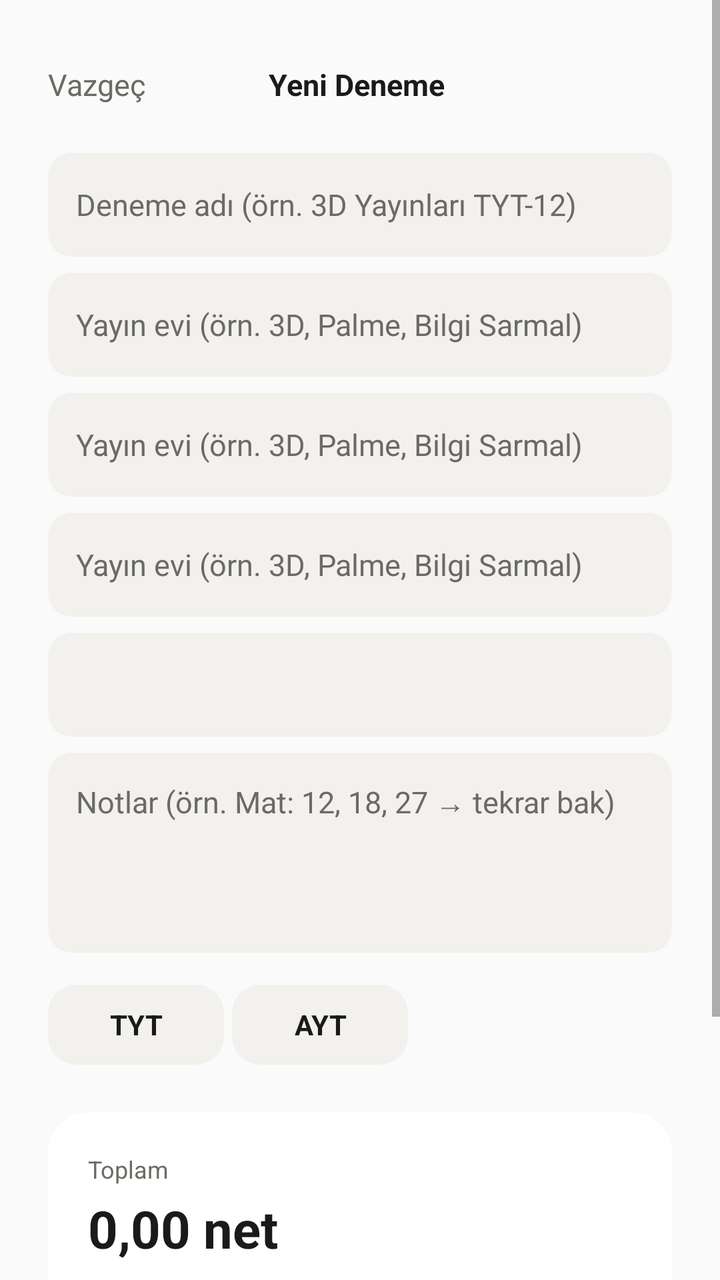
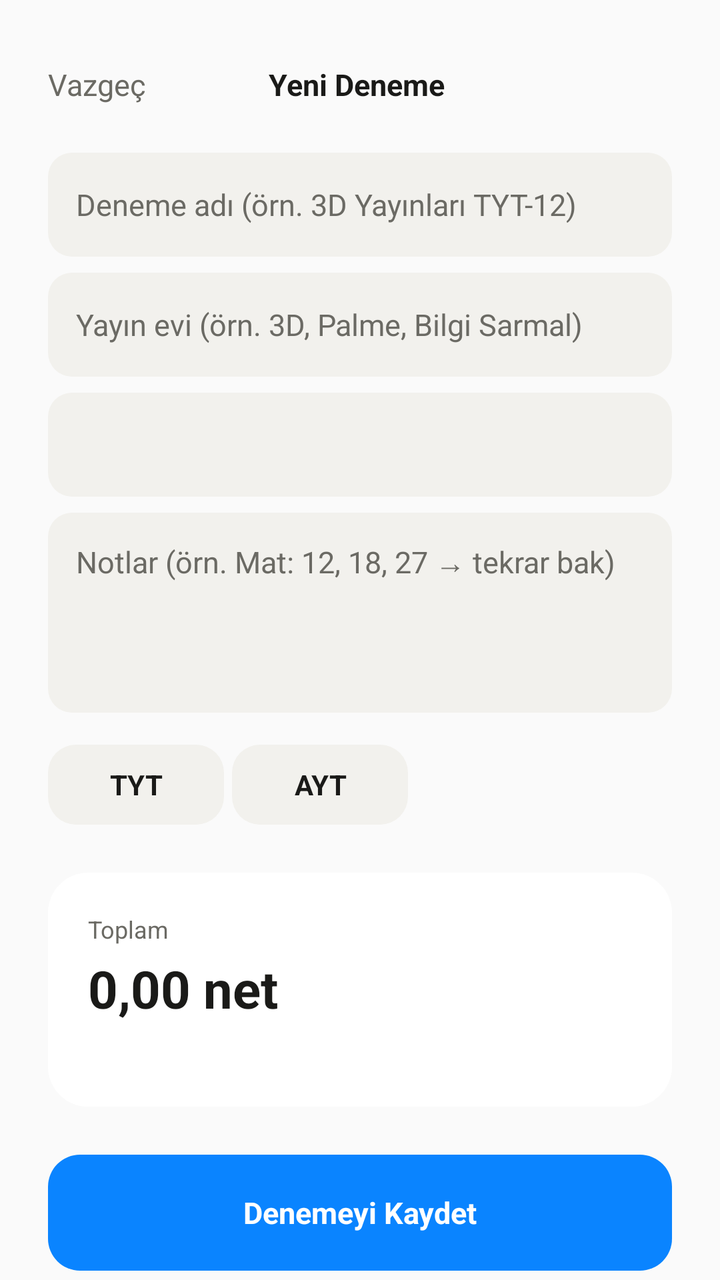

Compare the two renders of this Android layout. The source of the first and the diff that turns it into the second are given below.
<!-- AndroidManifest.xml: application theme Theme.YksTakip -->
<!-- res/layout/fragment_new_exam.xml -->
<?xml version="1.0" encoding="utf-8"?>
<ScrollView xmlns:android="http://schemas.android.com/apk/res/android"
    android:layout_width="match_parent"
    android:layout_height="match_parent"
    android:background="@color/background"
    android:clipToPadding="false"
    android:paddingBottom="40dp">

    <LinearLayout
        android:layout_width="match_parent"
        android:layout_height="wrap_content"
        android:orientation="vertical"
        android:paddingHorizontal="@dimen/space_l"
        android:paddingTop="@dimen/space_xl">

        <LinearLayout
            android:layout_width="match_parent"
            android:layout_height="wrap_content"
            android:orientation="horizontal"
            android:gravity="center_vertical">

            <TextView
                android:id="@+id/btnCancel"
                android:layout_width="wrap_content"
                android:layout_height="wrap_content"
                android:text="Vazgeç"
                android:textColor="@color/on_surface_secondary"
                android:textSize="@dimen/text_body"
                android:clickable="true" android:focusable="true" />

            <View android:layout_width="0dp" android:layout_height="1dp" android:layout_weight="1" />

            <TextView
                android:id="@+id/tvScreenTitle"
                android:layout_width="wrap_content"
                android:layout_height="wrap_content"
                android:text="Yeni Deneme"
                android:textStyle="bold"
                android:textSize="@dimen/text_body"
                android:textColor="@color/on_background" />

            <View android:layout_width="0dp" android:layout_height="1dp" android:layout_weight="1" />
            <View android:layout_width="52dp" android:layout_height="1dp" />
        </LinearLayout>

        <EditText
            android:id="@+id/etTitle"
            android:layout_width="match_parent"
            android:layout_height="52dp"
            android:layout_marginTop="@dimen/space_l"
            android:background="@drawable/bg_input"
            android:paddingHorizontal="14dp"
            android:hint="Deneme adı (örn. 3D Yayınları TYT-12)"
            android:textColor="@color/on_background"
            android:textColorHint="@color/on_surface_secondary"
            android:textSize="@dimen/text_body" />

        <EditText
            android:id="@+id/etPublisher"
            android:layout_width="match_parent"
            android:layout_height="52dp"
            android:layout_marginTop="@dimen/space_s"
            android:background="@drawable/bg_input"
            android:paddingHorizontal="14dp"
            android:hint="Yayın evi (örn. 3D, Palme, Bilgi Sarmal)"
            android:textColor="@color/on_background"
            android:textColorHint="@color/on_surface_secondary"
            android:textSize="@dimen/text_body" />

        <EditText
            android:id="@+id/etPublisher"
            android:layout_width="match_parent"
            android:layout_height="52dp"
            android:layout_marginTop="@dimen/space_s"
            android:background="@drawable/bg_input"
            android:paddingHorizontal="14dp"
            android:hint="Yayın evi (örn. 3D, Palme, Bilgi Sarmal)"
            android:textColor="@color/on_background"
            android:textColorHint="@color/on_surface_secondary"
            android:textSize="@dimen/text_body" />

        <EditText
            android:id="@+id/etPublisher"
            android:layout_width="match_parent"
            android:layout_height="52dp"
            android:layout_marginTop="@dimen/space_s"
            android:background="@drawable/bg_input"
            android:paddingHorizontal="14dp"
            android:hint="Yayın evi (örn. 3D, Palme, Bilgi Sarmal)"
            android:textColor="@color/on_background"
            android:textColorHint="@color/on_surface_secondary"
            android:textSize="@dimen/text_body" />

        <TextView
            android:id="@+id/tvDatePicker"
            android:layout_width="match_parent"
            android:layout_height="52dp"
            android:layout_marginTop="@dimen/space_s"
            android:background="@drawable/bg_input"
            android:paddingHorizontal="14dp"
            android:gravity="center_vertical"
            android:textColor="@color/on_background"
            android:textSize="@dimen/text_body"
            android:clickable="true" android:focusable="true" />

        <EditText
            android:id="@+id/etNotes"
            android:layout_width="match_parent"
            android:layout_height="100dp"
            android:layout_marginTop="@dimen/space_s"
            android:background="@drawable/bg_input"
            android:gravity="top"
            android:padding="14dp"
            android:hint="Notlar (örn. Mat: 12, 18, 27 → tekrar bak)"
            android:textColor="@color/on_background"
            android:textColorHint="@color/on_surface_secondary"
            android:textSize="@dimen/text_body"
            android:inputType="textMultiLine|textCapSentences" />

        <LinearLayout
            android:layout_width="wrap_content"
            android:layout_height="wrap_content"
            android:layout_marginTop="@dimen/space_m"
            android:orientation="horizontal">

            <TextView
                android:id="@+id/toggleTyt"
                android:layout_width="88dp"
                android:layout_height="40dp"
                android:gravity="center"
                android:text="TYT"
                android:textStyle="bold"
                android:background="@drawable/bg_pill_toggle"
                android:textColor="@color/on_background" />

            <TextView
                android:id="@+id/toggleAyt"
                android:layout_width="88dp"
                android:layout_height="40dp"
                android:layout_marginStart="4dp"
                android:gravity="center"
                android:text="AYT"
                android:textStyle="bold"
                android:background="@drawable/bg_pill_toggle"
                android:textColor="@color/on_background" />
        </LinearLayout>

        <LinearLayout
            android:id="@+id/aytFieldContainer"
            android:layout_width="wrap_content"
            android:layout_height="wrap_content"
            android:layout_marginTop="@dimen/space_m"
            android:orientation="horizontal"
            android:visibility="gone">

            <TextView
                android:id="@+id/fieldSayisal"
                android:layout_width="88dp"
                android:layout_height="40dp"
                android:gravity="center"
                android:text="Sayısal"
                android:textStyle="bold"
                android:background="@drawable/bg_pill_toggle"
                android:textColor="@color/on_background"
                android:clickable="true"
                android:focusable="true" />

            <TextView
                android:id="@+id/fieldEa"
                android:layout_width="88dp"
                android:layout_height="40dp"
                android:layout_marginStart="4dp"
                android:gravity="center"
                android:text="EA"
                android:textStyle="bold"
                android:background="@drawable/bg_pill_toggle"
                android:textColor="@color/on_background"
                android:clickable="true"
                android:focusable="true" />

            <TextView
                android:id="@+id/fieldSozel"
                android:layout_width="88dp"
                android:layout_height="40dp"
                android:layout_marginStart="4dp"
                android:gravity="center"
                android:text="Sözel"
                android:textStyle="bold"
                android:background="@drawable/bg_pill_toggle"
                android:textColor="@color/on_background"
                android:clickable="true"
                android:focusable="true" />

        </LinearLayout>

        <TextView
            android:id="@+id/tvTimeWarning"
            android:layout_width="match_parent"
            android:layout_height="wrap_content"
            android:layout_marginTop="@dimen/space_m"
            android:background="@drawable/bg_card"
            android:padding="12dp"
            android:textColor="@color/negative"
            android:textSize="13sp"
            android:visibility="gone" />

        <LinearLayout
            android:id="@+id/llSubjectsContainer"
            android:layout_width="match_parent"
            android:layout_height="wrap_content"
            android:orientation="vertical"
            android:layout_marginTop="@dimen/space_m" />

        <LinearLayout
            android:layout_width="match_parent"
            android:layout_height="wrap_content"
            android:orientation="vertical"
            android:background="@drawable/bg_card"
            android:padding="@dimen/card_padding"
            android:layout_marginTop="@dimen/space_s">

            <TextView android:layout_width="match_parent" android:layout_height="wrap_content"
                android:text="Toplam" android:textSize="@dimen/text_caption" android:textColor="@color/on_surface_secondary" />

            <TextView android:id="@+id/tvTotalNet" android:layout_width="match_parent" android:layout_height="wrap_content"
                android:layout_marginTop="4dp" android:text="0,00 net"
                android:textSize="26sp" android:textStyle="bold" android:textColor="@color/on_background" />

            <TextView android:id="@+id/tvTotalBreakdown" android:layout_width="match_parent" android:layout_height="wrap_content"
                android:layout_marginTop="4dp" android:textSize="13sp" android:textColor="@color/on_surface_secondary" />
        </LinearLayout>

        <TextView
            android:id="@+id/btnSave"
            android:layout_width="match_parent"
            android:layout_height="58dp"
            android:layout_marginTop="@dimen/space_l"
            android:gravity="center"
            android:text="Denemeyi Kaydet"
            android:textColor="@android:color/white"
            android:textStyle="bold"
            android:textSize="@dimen/text_body"
            android:background="@drawable/bg_button_primary"
            android:clickable="true" android:focusable="true" />

    </LinearLayout>
</ScrollView>
<!-- resources referenced by this layout -->
<resources>
  <color name="background">#FAFAFA</color>
  <color name="negative">#D70015</color>
  <color name="on_background">#1A1A18</color>
  <color name="on_surface_secondary">#6B6A64</color>
  <dimen name="card_padding">20dp</dimen>
  <dimen name="space_l">24dp</dimen>
  <dimen name="space_m">16dp</dimen>
  <dimen name="space_s">8dp</dimen>
  <dimen name="space_xl">32dp</dimen>
  <dimen name="text_body">15sp</dimen>
  <dimen name="text_caption">12sp</dimen>
  <!-- drawable bg_button_primary (drawable) -->
  <?xml version="1.0" encoding="utf-8"?>
  <ripple xmlns:android="http://schemas.android.com/apk/res/android"
      android:color="#33FFFFFF">
      <item>
          <shape android:shape="rectangle">
              <solid android:color="@color/accent" />
              <corners android:radius="16dp" />
          </shape>
      </item>
  </ripple>
  <!-- drawable bg_card (drawable) -->
  <?xml version="1.0" encoding="utf-8"?>
  <shape xmlns:android="http://schemas.android.com/apk/res/android" android:shape="rectangle">
      <solid android:color="@color/surface" />
      <corners android:radius="@dimen/card_radius" />
  </shape>
  <!-- drawable bg_input (drawable) -->
  <?xml version="1.0" encoding="utf-8"?>
  <shape xmlns:android="http://schemas.android.com/apk/res/android" android:shape="rectangle">
      <solid android:color="@color/input_bg" />
      <corners android:radius="12dp" />
  </shape>
  <!-- drawable bg_pill_toggle (drawable) -->
  <?xml version="1.0" encoding="utf-8"?>
  <selector xmlns:android="http://schemas.android.com/apk/res/android">
      <item android:state_selected="true">
          <shape android:shape="rectangle">
              <solid android:color="@color/accent" />
              <corners android:radius="14dp" />
          </shape>
      </item>
      <item>
          <shape android:shape="rectangle">
              <solid android:color="@color/input_bg" />
              <corners android:radius="14dp" />
          </shape>
      </item>
  </selector>
  <style name="Theme.YksTakip" parent="Theme.MaterialComponents.DayNight.NoActionBar">
          <item name="android:windowBackground">@color/background</item>
          <item name="android:statusBarColor">@color/background</item>
          <item name="android:navigationBarColor">@color/background</item>
          <item name="colorPrimary">@color/accent</item>
          <item name="colorAccent">@color/accent</item>
          <item name="android:windowLightStatusBar" tools:targetApi="m">true</item>
      </style>
  <color name="accent">#0A84FF</color>
  <color name="surface">#FFFFFF</color>
  <dimen name="card_radius">20dp</dimen>
  <color name="input_bg">#F2F1ED</color>
</resources>

<!-- the commit's change to res/layout/fragment_new_exam.xml (unified diff, before → after) -->
@@ -26,7 +26,8 @@
                 android:text="Vazgeç"
                 android:textColor="@color/on_surface_secondary"
                 android:textSize="@dimen/text_body"
-                android:clickable="true" android:focusable="true" />
+                android:clickable="true"
+                android:focusable="true" />
 
             <View android:layout_width="0dp" android:layout_height="1dp" android:layout_weight="1" />
 
@@ -67,41 +68,18 @@
             android:textColorHint="@color/on_surface_secondary"
             android:textSize="@dimen/text_body" />
 
-        <EditText
-            android:id="@+id/etPublisher"
+        <TextView
+            android:id="@+id/tvDatePicker"
             android:layout_width="match_parent"
             android:layout_height="52dp"
             android:layout_marginTop="@dimen/space_s"
             android:background="@drawable/bg_input"
             android:paddingHorizontal="14dp"
-            android:hint="Yayın evi (örn. 3D, Palme, Bilgi Sarmal)"
-            android:textColor="@color/on_background"
-            android:textColorHint="@color/on_surface_secondary"
-            android:textSize="@dimen/text_body" />
-
-        <EditText
-            android:id="@+id/etPublisher"
-            android:layout_width="match_parent"
-            android:layout_height="52dp"
-            android:layout_marginTop="@dimen/space_s"
-            android:background="@drawable/bg_input"
-            android:paddingHorizontal="14dp"
-            android:hint="Yayın evi (örn. 3D, Palme, Bilgi Sarmal)"
-            android:textColor="@color/on_background"
-            android:textColorHint="@color/on_surface_secondary"
-            android:textSize="@dimen/text_body" />
-
-        <TextView
-            android:id="@+id/tvDatePicker"
-            android:layout_width="match_parent"
-            android:layout_height="52dp"
-            android:layout_marginTop="@dimen/space_s"
-            android:background="@drawable/bg_input"
-            android:paddingHorizontal="14dp"
             android:gravity="center_vertical"
             android:textColor="@color/on_background"
             android:textSize="@dimen/text_body"
-            android:clickable="true" android:focusable="true" />
+            android:clickable="true"
+            android:focusable="true" />
 
         <EditText
             android:id="@+id/etNotes"
@@ -219,15 +197,30 @@
             android:padding="@dimen/card_padding"
             android:layout_marginTop="@dimen/space_s">
 
-            <TextView android:layout_width="match_parent" android:layout_height="wrap_content"
-                android:text="Toplam" android:textSize="@dimen/text_caption" android:textColor="@color/on_surface_secondary" />
-
-            <TextView android:id="@+id/tvTotalNet" android:layout_width="match_parent" android:layout_height="wrap_content"
-                android:layout_marginTop="4dp" android:text="0,00 net"
-                android:textSize="26sp" android:textStyle="bold" android:textColor="@color/on_background" />
-
-            <TextView android:id="@+id/tvTotalBreakdown" android:layout_width="match_parent" android:layout_height="wrap_content"
-                android:layout_marginTop="4dp" android:textSize="13sp" android:textColor="@color/on_surface_secondary" />
+            <TextView
+                android:layout_width="match_parent"
+                android:layout_height="wrap_content"
+                android:text="Toplam"
+                android:textSize="@dimen/text_caption"
+                android:textColor="@color/on_surface_secondary" />
+
+            <TextView
+                android:id="@+id/tvTotalNet"
+                android:layout_width="match_parent"
+                android:layout_height="wrap_content"
+                android:layout_marginTop="4dp"
+                android:text="0,00 net"
+                android:textSize="26sp"
+                android:textStyle="bold"
+                android:textColor="@color/on_background" />
+
+            <TextView
+                android:id="@+id/tvTotalBreakdown"
+                android:layout_width="match_parent"
+                android:layout_height="wrap_content"
+                android:layout_marginTop="4dp"
+                android:textSize="13sp"
+                android:textColor="@color/on_surface_secondary" />
         </LinearLayout>
 
         <TextView
@@ -241,7 +234,8 @@
             android:textStyle="bold"
             android:textSize="@dimen/text_body"
             android:background="@drawable/bg_button_primary"
-            android:clickable="true" android:focusable="true" />
+            android:clickable="true"
+            android:focusable="true" />
 
     </LinearLayout>
 </ScrollView>
